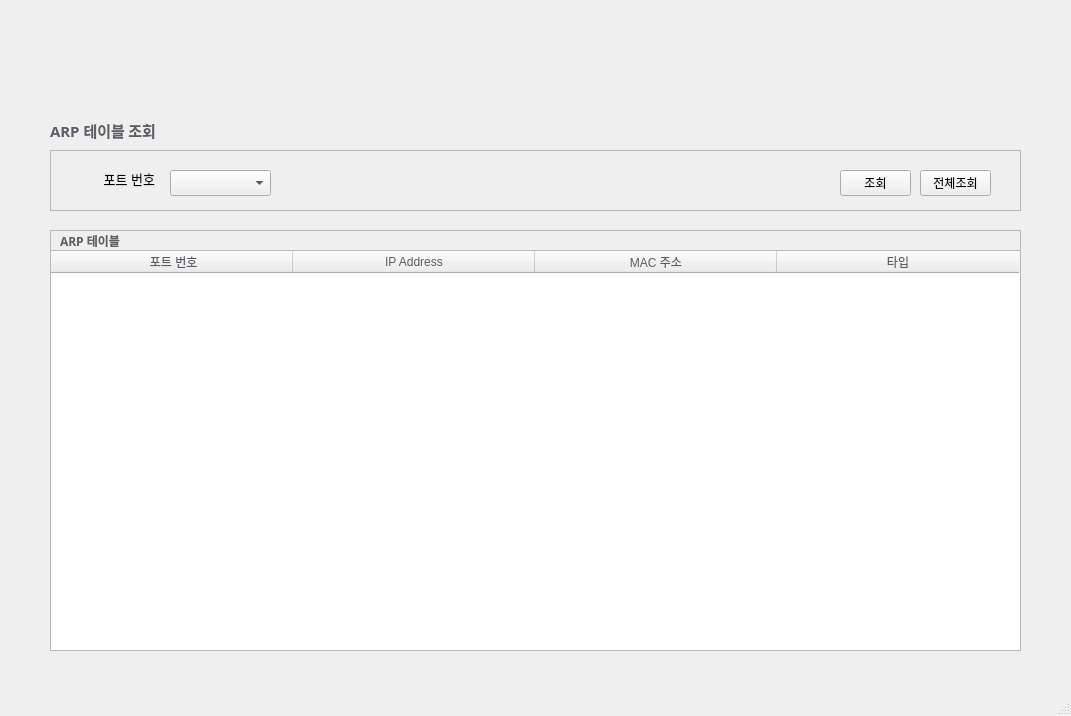
First picture: the form in arptablewindow.ui, repository gunwoopyo/network, before the edit.
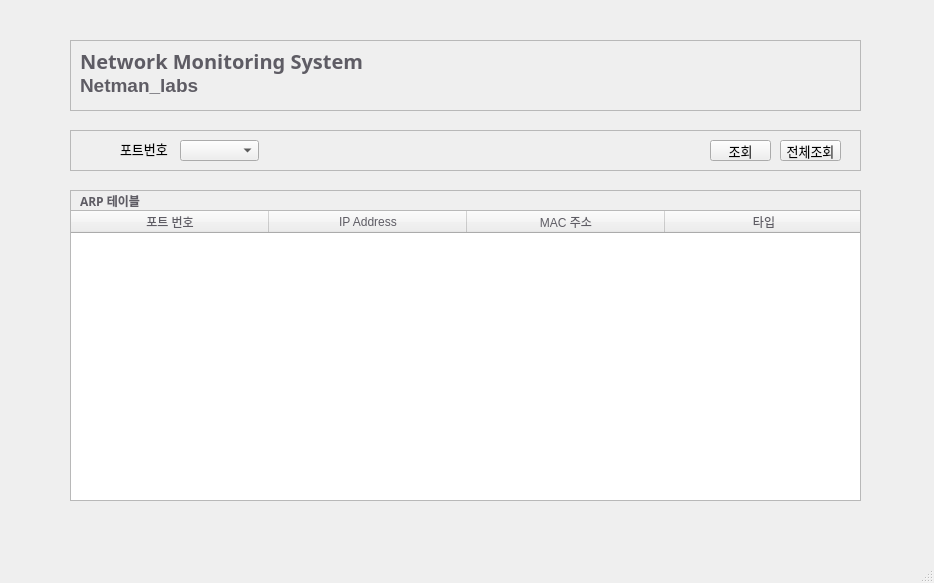
Second picture: the form after the edit.

```diff
--- a/arptablewindow.ui
+++ b/arptablewindow.ui
@@ -6,96 +6,21 @@
    <rect>
     <x>0</x>
     <y>0</y>
-    <width>1071</width>
-    <height>716</height>
+    <width>934</width>
+    <height>583</height>
    </rect>
   </property>
   <property name="windowTitle">
    <string>테이블 조회</string>
   </property>
   <widget class="QWidget" name="centralwidget">
-   <widget class="QFrame" name="titleFrame">
+   <widget class="QFrame" name="interfaceFrame">
     <property name="geometry">
      <rect>
-      <x>50</x>
-      <y>150</y>
-      <width>971</width>
-      <height>61</height>
-     </rect>
-    </property>
-    <property name="frameShape">
-     <enum>QFrame::Shape::StyledPanel</enum>
-    </property>
-    <property name="frameShadow">
-     <enum>QFrame::Shadow::Raised</enum>
-    </property>
-    <widget class="QPushButton" name="searchPushButton">
-     <property name="geometry">
-      <rect>
-       <x>790</x>
-       <y>20</y>
-       <width>71</width>
-       <height>26</height>
-      </rect>
-     </property>
-     <property name="text">
-      <string>조회</string>
-     </property>
-    </widget>
-    <widget class="QPushButton" name="searchTotalPushButton">
-     <property name="geometry">
-      <rect>
-       <x>870</x>
-       <y>20</y>
-       <width>71</width>
-       <height>26</height>
-      </rect>
-     </property>
-     <property name="text">
-      <string>전체조회</string>
-     </property>
-    </widget>
-    <widget class="QLabel" name="portNumberText">
-     <property name="geometry">
-      <rect>
-       <x>50</x>
-       <y>20</y>
-       <width>66</width>
-       <height>18</height>
-      </rect>
-     </property>
-     <property name="font">
-      <font>
-       <pointsize>10</pointsize>
-      </font>
-     </property>
-     <property name="text">
-      <string> 포트 번호</string>
-     </property>
-    </widget>
-    <widget class="QComboBox" name="portNumberComboBox">
-     <property name="geometry">
-      <rect>
-       <x>120</x>
-       <y>20</y>
-       <width>101</width>
-       <height>26</height>
-      </rect>
-     </property>
-     <item>
-      <property name="text">
-       <string/>
-      </property>
-     </item>
-    </widget>
-   </widget>
-   <widget class="QFrame" name="arpFrame">
-    <property name="geometry">
-     <rect>
-      <x>50</x>
-      <y>230</y>
-      <width>971</width>
-      <height>421</height>
+      <x>70</x>
+      <y>190</y>
+      <width>791</width>
+      <height>311</height>
      </rect>
     </property>
     <property name="font">
@@ -110,12 +35,12 @@
     <property name="frameShadow">
      <enum>QFrame::Shadow::Raised</enum>
     </property>
-    <widget class="QLabel" name="arpTableText">
+    <widget class="QLabel" name="interfaceText">
      <property name="geometry">
       <rect>
        <x>10</x>
        <y>0</y>
-       <width>101</width>
+       <width>71</width>
        <height>21</height>
       </rect>
      </property>
@@ -138,8 +63,8 @@
       <rect>
        <x>0</x>
        <y>20</y>
-       <width>971</width>
-       <height>401</height>
+       <width>791</width>
+       <height>291</height>
       </rect>
      </property>
      <property name="font">
@@ -152,9 +77,6 @@
      <property name="styleSheet">
       <string notr="true">color:rgb(94, 92, 100);</string>
      </property>
-     <property name="verticalScrollBarPolicy">
-      <enum>Qt::ScrollBarPolicy::ScrollBarAlwaysOff</enum>
-     </property>
      <property name="horizontalScrollBarPolicy">
       <enum>Qt::ScrollBarPolicy::ScrollBarAlwaysOff</enum>
      </property>
@@ -168,23 +90,23 @@
       <enum>QAbstractItemView::SelectionBehavior::SelectRows</enum>
      </property>
      <attribute name="horizontalHeaderDefaultSectionSize">
-      <number>242</number>
+      <number>198</number>
      </attribute>
      <attribute name="verticalHeaderVisible">
       <bool>false</bool>
      </attribute>
      <attribute name="verticalHeaderMinimumSectionSize">
-      <number>28</number>
+      <number>25</number>
      </attribute>
      <attribute name="verticalHeaderDefaultSectionSize">
-      <number>30</number>
+      <number>25</number>
      </attribute>
      <attribute name="verticalHeaderHighlightSections">
       <bool>true</bool>
      </attribute>
      <column>
       <property name="text">
-       <string> 포트 번호</string>
+       <string>포트 번호</string>
       </property>
       <property name="font">
        <font>
@@ -224,28 +146,153 @@
      </column>
     </widget>
    </widget>
-   <widget class="QLabel" name="arpText">
+   <widget class="QFrame" name="frame">
     <property name="geometry">
      <rect>
-      <x>50</x>
-      <y>120</y>
-      <width>111</width>
-      <height>21</height>
+      <x>70</x>
+      <y>130</y>
+      <width>791</width>
+      <height>41</height>
      </rect>
     </property>
-    <property name="font">
-     <font>
-      <family>Cantarell Extra Bold</family>
-      <pointsize>11</pointsize>
-      <bold>true</bold>
-     </font>
+    <property name="frameShape">
+     <enum>QFrame::Shape::StyledPanel</enum>
     </property>
-    <property name="styleSheet">
-     <string notr="true">color:rgb(94, 92, 100);</string>
+    <property name="frameShadow">
+     <enum>QFrame::Shadow::Raised</enum>
     </property>
-    <property name="text">
-     <string>ARP 테이블 조회</string>
+    <widget class="QComboBox" name="portNumberComboBox">
+     <property name="geometry">
+      <rect>
+       <x>110</x>
+       <y>10</y>
+       <width>79</width>
+       <height>21</height>
+      </rect>
+     </property>
+     <item>
+      <property name="text">
+       <string/>
+      </property>
+     </item>
+    </widget>
+    <widget class="QPushButton" name="searchPushButton">
+     <property name="geometry">
+      <rect>
+       <x>640</x>
+       <y>10</y>
+       <width>61</width>
+       <height>21</height>
+      </rect>
+     </property>
+     <property name="font">
+      <font>
+       <pointsize>10</pointsize>
+      </font>
+     </property>
+     <property name="text">
+      <string>조회</string>
+     </property>
+    </widget>
+    <widget class="QPushButton" name="searchTotalPushButton">
+     <property name="geometry">
+      <rect>
+       <x>710</x>
+       <y>10</y>
+       <width>61</width>
+       <height>21</height>
+      </rect>
+     </property>
+     <property name="font">
+      <font>
+       <pointsize>10</pointsize>
+      </font>
+     </property>
+     <property name="text">
+      <string>전체조회</string>
+     </property>
+    </widget>
+    <widget class="QLabel" name="label">
+     <property name="geometry">
+      <rect>
+       <x>50</x>
+       <y>10</y>
+       <width>61</width>
+       <height>18</height>
+      </rect>
+     </property>
+     <property name="font">
+      <font>
+       <pointsize>10</pointsize>
+      </font>
+     </property>
+     <property name="text">
+      <string>포트번호</string>
+     </property>
+    </widget>
+   </widget>
+   <widget class="QFrame" name="titleFrame">
+    <property name="geometry">
+     <rect>
+      <x>70</x>
+      <y>40</y>
+      <width>791</width>
+      <height>71</height>
+     </rect>
     </property>
+    <property name="frameShape">
+     <enum>QFrame::Shape::StyledPanel</enum>
+    </property>
+    <property name="frameShadow">
+     <enum>QFrame::Shadow::Raised</enum>
+    </property>
+    <widget class="QLabel" name="titleText">
+     <property name="geometry">
+      <rect>
+       <x>10</x>
+       <y>0</y>
+       <width>331</width>
+       <height>41</height>
+      </rect>
+     </property>
+     <property name="font">
+      <font>
+       <family>Cantarell Extra Bold</family>
+       <pointsize>15</pointsize>
+       <bold>true</bold>
+      </font>
+     </property>
+     <property name="styleSheet">
+      <string notr="true">color:rgb(94, 92, 100);</string>
+     </property>
+     <property name="text">
+      <string>Network Monitoring System  </string>
+     </property>
+    </widget>
+    <widget class="QLabel" name="subtitleText">
+     <property name="geometry">
+      <rect>
+       <x>10</x>
+       <y>20</y>
+       <width>151</width>
+       <height>51</height>
+      </rect>
+     </property>
+     <property name="font">
+      <font>
+       <family>Cantarell</family>
+       <pointsize>14</pointsize>
+       <bold>true</bold>
+      </font>
+     </property>
+     <property name="styleSheet">
+      <string notr="true">color:rgb(94, 92, 100);
+</string>
+     </property>
+     <property name="text">
+      <string>Netman_labs</string>
+     </property>
+    </widget>
    </widget>
   </widget>
   <widget class="QMenuBar" name="menubar">
```
Left out of the diff: 8 changed lines with no effect on the pictures.
